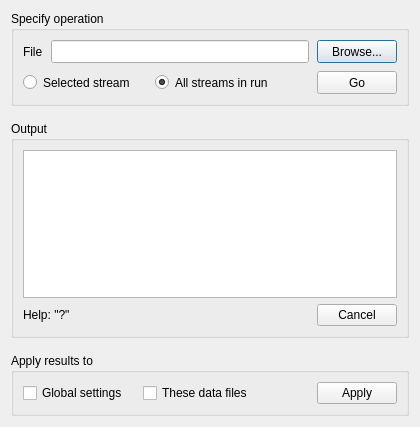
First picture: the form in Forms/CalSRateDlg.ui, repository billkarsh/SpikeGLX, before the edit.
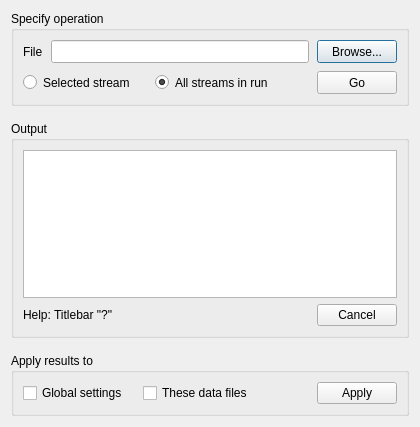
Second picture: the form after the edit.

```diff
--- a/Forms/CalSRateDlg.ui
+++ b/Forms/CalSRateDlg.ui
@@ -176,7 +176,7 @@
       <item row="1" column="0">
        <widget class="QLabel" name="label">
         <property name="text">
-         <string>Help: &quot;?&quot;</string>
+         <string>Help: Titlebar &quot;?&quot;</string>
         </property>
        </widget>
       </item>
```
